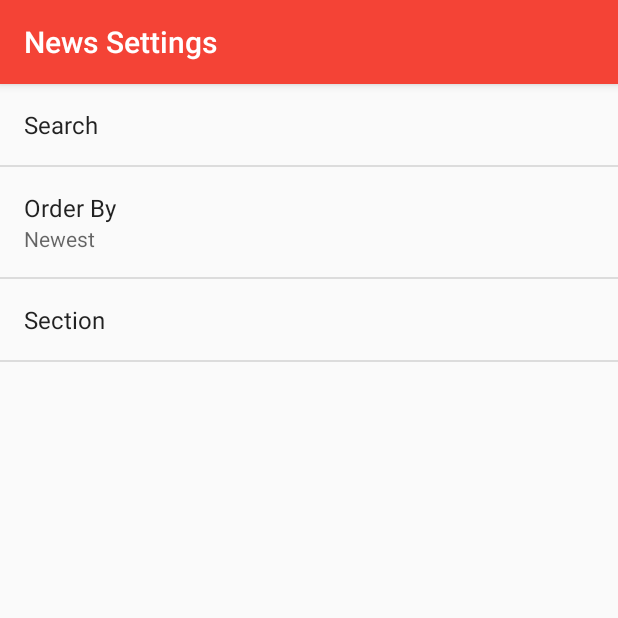
After one commit to hamiltonfvi/News, an Android app: the SettingsActivity screen opened directly, with no data from a screen before it, on a phone screen of 412 x 824 dp, the top half of it. The commit adds this screen. Run offline under Robolectric (Android 15) with nearby library versions, the phone set to English and light mode, and no system bars.

Commit message:
Added the settings menu

```diff
--- /dev/null
+++ b/app/src/main/java/com/example/android/news/SettingsActivity.java
@@ -0,0 +1,56 @@
+package com.example.android.news;
+
+import android.content.SharedPreferences;
+import android.os.Bundle;
+import android.preference.ListPreference;
+import android.preference.Preference;
+import android.preference.PreferenceFragment;
+import android.preference.PreferenceManager;
+import android.support.v7.app.AppCompatActivity;
+
+public class SettingsActivity extends AppCompatActivity {
+
+    @Override
+    protected void onCreate(Bundle savedInstanceState) {
+        super.onCreate(savedInstanceState);
+        setContentView(R.layout.activity_settings);
+    }
+
+    public static class NewsPreferenceFragment extends PreferenceFragment implements Preference.OnPreferenceChangeListener {
+        @Override
+        public void onCreate(Bundle savedInstanceState) {
+            super.onCreate(savedInstanceState);
+            addPreferencesFromResource(R.xml.settings_main);
+            Preference Search = findPreference(getString(R.string.settings_search_key));
+            bindPreferenceSummaryToValue(Search);
+            Preference orderBy = findPreference(getString(R.string.settings_order_by_key));
+            bindPreferenceSummaryToValue(orderBy);
+            Preference section = findPreference(getString(R.string.settings_section_key));
+            bindPreferenceSummaryToValue(section);
+        }
+
+        @Override
+        public boolean onPreferenceChange(Preference preference, Object value) {
+            String stringValue = value.toString();
+            if (preference instanceof ListPreference) {
+                ListPreference listPreference = (ListPreference) preference;
+                int prefIndex = listPreference.findIndexOfValue(stringValue);
+                if (prefIndex >= 0) {
+                    CharSequence[] labels = listPreference.getEntries();
+                    preference.setSummary(labels[prefIndex]);
+                }
+            } else {
+                preference.setSummary(stringValue);
+
+            }
+            return true;
+        }
+
+        private void bindPreferenceSummaryToValue(Preference preference) {
+            preference.setOnPreferenceChangeListener(this);
+            SharedPreferences preferences = PreferenceManager.getDefaultSharedPreferences(preference.getContext());
+            String preferenceString = preferences.getString(preference.getKey(), "");
+            onPreferenceChange(preference, preferenceString);
+        }
+    }
+}
--- /dev/null
+++ b/app/src/main/res/values/arrays.xml
@@ -0,0 +1,33 @@
+<?xml version="1.0" encoding="utf-8"?>
+<resources>
+    <string-array name="settings_order_by_labels">
+        <item>@string/settings_order_by_newest_label</item>
+        <item>@string/settings_order_by_oldest_label</item>
+        <item>@string/settings_order_by_relevance_label</item>
+    </string-array>
+    <string-array name="settings_order_by_values">
+        <item>@string/settings_order_by_newest_value</item>
+        <item>@string/settings_order_by_oldest_value</item>
+        <item>@string/settings_order_by_relevance_value</item>
+    </string-array>
+    <string-array name="settings_section_labels">
+        <item>@string/settings_section_default_label</item>
+        <item>@string/settings_section_artanddesign_label</item>
+        <item>@string/settings_section_books_label</item>
+        <item>@string/settings_section_business_label</item>
+        <item>@string/settings_section_cities_label</item>
+        <item>@string/settings_section_education_label</item>
+        <item>@string/settings_section_environment_label</item>
+        <item>@string/settings_section_football_label</item>
+    </string-array>
+    <string-array name="settings_section_values">
+        <item>@string/settings_section_default_value</item>
+        <item>@string/settings_section_artanddesign_value</item>
+        <item>@string/settings_section_books_value</item>
+        <item>@string/settings_section_business_value</item>
+        <item>@string/settings_section_cities_value</item>
+        <item>@string/settings_section_education_value</item>
+        <item>@string/settings_section_environment_value</item>
+        <item>@string/settings_section_football_value</item>
+    </string-array>
+</resources>
--- a/app/src/main/res/values/colors.xml
+++ b/app/src/main/res/values/colors.xml
@@ -1,8 +1,8 @@
 <?xml version="1.0" encoding="utf-8"?>
 <resources>
-    <color name="colorPrimary">#00BCD4</color>
-    <color name="colorPrimaryDark">#0097A7</color>
-    <color name="colorAccent">#7C4DFF</color>
+    <color name="colorPrimary">#F44336</color>
+    <color name="colorPrimaryDark">#D32F2F</color>
+    <color name="colorAccent">#536DFE</color>
     <color name="colorText">#0F303F</color>
     <color name="colorLightGrey">#E5E5E5</color>
     <color name="colorCream">#fff9c4</color>
--- a/app/src/main/res/values/strings.xml
+++ b/app/src/main/res/values/strings.xml
@@ -8,4 +8,42 @@
     <string name="thumbnail_image">A Thumbnail of the image of the news</string>
     <string name="error_image">A image that shows up whether there is an error in the app</string>
     <string name="publication_date">Publication Date: </string>
+
+    <!-- Settings Activity Title [CHAR LIMIT=NONE] -->
+    <string name="settings_menu_item">Settings</string>
+    <string name="settings_title">News Settings</string>
+
+    <string name="settings_search_label">Search</string>
+    <string name="settings_Search_default" translatable="false"></string>
+    <string name="settings_search_key" translatable="false">SearchTerm</string>
+
+    <string name="settings_order_by_label">Order By</string>
+    <string name="settings_order_by_key" translatable="false">order_by</string>
+    <string name="settings_order_by_default" translatable="false">@string/settings_order_by_newest_value</string>
+    <string name="settings_order_by_newest_label">Newest</string>
+    <string name="settings_order_by_newest_value" translatable="false">newest</string>
+    <string name="settings_order_by_oldest_label">Oldest</string>
+    <string name="settings_order_by_oldest_value" translatable="false">oldest</string>
+    <string name="settings_order_by_relevance_label">Relevance</string>
+    <string name="settings_order_by_relevance_value" translatable="false">relevance</string>
+
+    <string name="settings_section_label">Section</string>
+    <string name="settings_section_key" translatable="false">section</string>
+    <string name="settings_section_default" translatable="false"></string>
+    <string name="settings_section_default_label">Default</string>
+    <string name="settings_section_default_value">default</string>
+    <string name="settings_section_artanddesign_label">Art and Design</string>
+    <string name="settings_section_artanddesign_value" translatable="false">artanddesign</string>
+    <string name="settings_section_books_label">Books</string>
+    <string name="settings_section_books_value" translatable="false">books</string>
+    <string name="settings_section_business_label">Business</string>
+    <string name="settings_section_business_value" translatable="false">business</string>
+    <string name="settings_section_cities_label">Cities</string>
+    <string name="settings_section_cities_value" translatable="false">cities</string>
+    <string name="settings_section_education_label">Education</string>
+    <string name="settings_section_education_value" translatable="false">education</string>
+    <string name="settings_section_environment_label">Environment</string>
+    <string name="settings_section_environment_value" translatable="false">environment</string>
+    <string name="settings_section_football_label">Football</string>
+    <string name="settings_section_football_value" translatable="false">football</string>
 </resources>
--- /dev/null
+++ b/app/src/main/res/xml/settings_main.xml
@@ -0,0 +1,22 @@
+<?xml version="1.0" encoding="utf-8"?>
+<PreferenceScreen xmlns:android="http://schemas.android.com/apk/res/android"
+    android:title="@string/settings_title">
+    <EditTextPreference
+        android:defaultValue="@string/settings_Search_default"
+        android:inputType="textCapWords"
+        android:key="@string/settings_search_key"
+        android:selectAllOnFocus="true"
+        android:title="@string/settings_search_label" />
+    <ListPreference
+        android:defaultValue="@string/settings_order_by_default"
+        android:entries="@array/settings_order_by_labels"
+        android:entryValues="@array/settings_order_by_values"
+        android:key="@string/settings_order_by_key"
+        android:title="@string/settings_order_by_label" />
+    <ListPreference
+        android:defaultValue="@string/settings_section_default"
+        android:entries="@array/settings_section_labels"
+        android:entryValues="@array/settings_section_values"
+        android:key="@string/settings_section_key"
+        android:title="@string/settings_section_label" />
+</PreferenceScreen>
```
Also changed, not shown: app/src/main/AndroidManifest.xml (+9 -1 lines), app/src/main/java/com/example/android/news/NewsActivity.java (+47 -5 lines), app/src/main/res/layout/activity_settings.xml (added, +10 -0 lines), app/src/main/res/menu/main.xml (added, +12 -0 lines).
